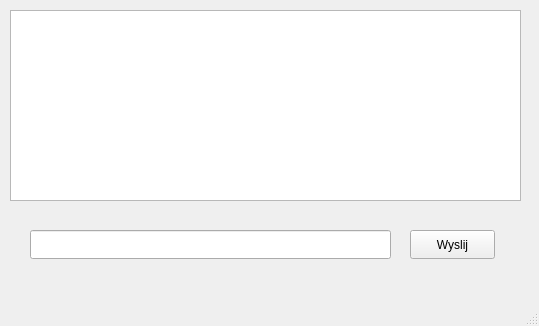
This is SK_irc/chatroom.ui in oliwiam96/IRC-chat as Qt 5 draws it before an edit. The edited form follows.
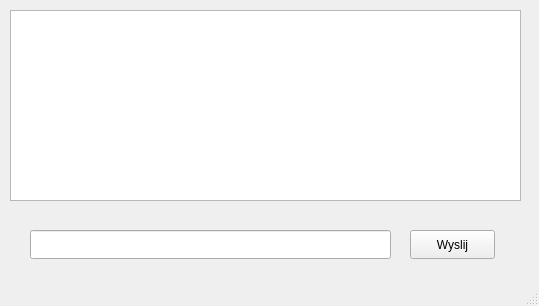
This is the edited form.

What changed in the file:
```diff
--- a/SK_irc/chatroom.ui
+++ b/SK_irc/chatroom.ui
@@ -7,7 +7,7 @@
     <x>0</x>
     <y>0</y>
     <width>539</width>
-    <height>326</height>
+    <height>306</height>
    </rect>
   </property>
   <property name="windowTitle">
```
Left out of the diff: 30 changed lines with no effect on the pictures.
